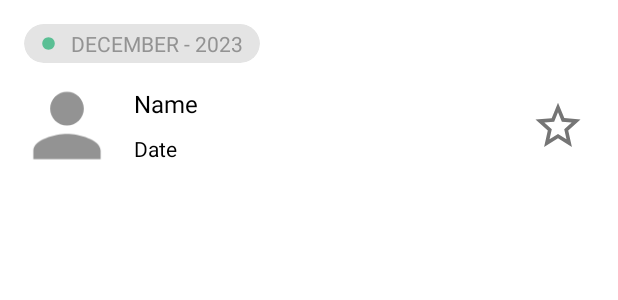
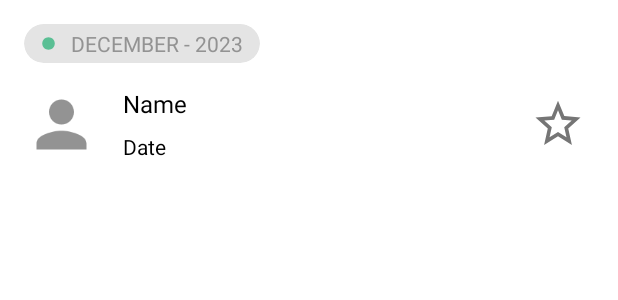
Before and after one commit to M4TE5/Birday, an Android app: the layout event_item.xml on its own in the app's theme, with its tools: preview values and no code run, on a phone screen of 412 x 824 dp. Shown: the top 300 px of the screen. Run offline under Robolectric (Android 15) with nearby library versions, the phone set to English and light mode, and no system bars.

Commit message:
Set event image ability

```diff
--- a/app/build.gradle
+++ b/app/build.gradle
@@ -39,6 +39,7 @@ android {
 
 dependencies {
 
+    implementation 'com.github.bumptech.glide:glide:4.12.0'
     implementation 'androidx.lifecycle:lifecycle-livedata-ktx:2.5.1'
     implementation 'androidx.room:room-ktx:2.4.0'
     implementation 'androidx.lifecycle:lifecycle-viewmodel-ktx:2.5.1'
--- a/app/src/main/java/com/example/birday/data/EventDbEntity.kt
+++ b/app/src/main/java/com/example/birday/data/EventDbEntity.kt
@@ -24,7 +24,9 @@ data class EventDbEntity(
     @ColumnInfo(name = "isFavorite")
     var isFavorite: Boolean,
     @ColumnInfo(name = "notes")
-    var notes: String
+    var notes: String,
+    @ColumnInfo(name = "imageUrl")
+    var imageUri: String?
     ){
 
     @RequiresApi(Build.VERSION_CODES.O)
@@ -35,6 +37,7 @@ data class EventDbEntity(
         eventType = eventType,
         favorite = isFavorite,
         notes = notes,
+        imageUri = imageUri,
         id = id
     )
 }
--- a/app/src/main/java/com/example/birday/domain/Event.kt
+++ b/app/src/main/java/com/example/birday/domain/Event.kt
@@ -16,6 +16,7 @@ data class Event(
     var showDateTag: Boolean = false,
     var favorite: Boolean = false,
     var notes: String = "",
+    var imageUri: String? = null,
     var id: Int
 ) {
 
@@ -27,7 +28,8 @@ data class Event(
         date = date,
         eventType = eventType,
         isFavorite = favorite,
-        notes = notes
+        notes = notes,
+        imageUri = imageUri
     )
 
     private fun dateIsInBounds(day1: Int, month1: Int, day2: Int, month2: Int): Boolean {
--- a/app/src/main/java/com/example/birday/presentation/fragments/EventListFragment.kt
+++ b/app/src/main/java/com/example/birday/presentation/fragments/EventListFragment.kt
@@ -1,12 +1,17 @@
 package com.example.birday.presentation.fragments
 
+import android.app.Instrumentation.ActivityResult
+import android.content.Intent
 import android.os.Build
 import android.os.Bundle
+import android.provider.MediaStore
 import android.util.Log
 import android.view.LayoutInflater
 import android.view.View
 import android.view.ViewGroup
 import android.view.animation.AccelerateDecelerateInterpolator
+import androidx.activity.result.ActivityResultLauncher
+import androidx.activity.result.contract.ActivityResultContract
 import androidx.annotation.RequiresApi
 import androidx.fragment.app.Fragment
 import androidx.lifecycle.ViewModelProvider
@@ -76,7 +81,6 @@ class EventListFragment : Fragment() {
                     tvCount.text = "You haven't entered an event yet. Add one and let Birday help you!"
                 }
             }
-
         }
     }
 
--- a/app/src/main/res/layout/event_item.xml
+++ b/app/src/main/res/layout/event_item.xml
@@ -33,7 +33,7 @@
             android:orientation="horizontal">
 
             <ImageView
-                android:id="@+id/imageView3"
+                android:id="@+id/ic_dot"
                 android:layout_width="10dp"
                 android:layout_height="10dp"
                 android:layout_gravity="start|center_vertical"
@@ -71,7 +71,7 @@
             android:id="@+id/tv_name"
             android:layout_width="0dp"
             android:layout_height="wrap_content"
-            android:layout_marginStart="8dp"
+            android:layout_marginStart="16dp"
             android:layout_marginTop="8dp"
             android:layout_marginEnd="16dp"
             android:text="Name"
@@ -79,7 +79,7 @@
             android:textSize="16sp"
             app:layout_constraintEnd_toStartOf="@+id/check_box"
             app:layout_constraintHorizontal_bias="0.0"
-            app:layout_constraintStart_toEndOf="@+id/imageView"
+            app:layout_constraintStart_toEndOf="@+id/person_image"
             app:layout_constraintTop_toTopOf="parent" />
 
         <TextView
@@ -98,10 +98,10 @@
             app:layout_constraintTop_toBottomOf="@+id/tv_name" />
 
         <ImageView
-            android:id="@+id/imageView"
-            android:layout_width="73dp"
-            android:layout_height="67dp"
-            android:layout_marginStart="8dp"
+            android:id="@+id/person_image"
+            android:layout_width="50dp"
+            android:layout_height="50dp"
+            android:layout_marginStart="16dp"
             app:layout_constraintBottom_toBottomOf="parent"
             app:layout_constraintStart_toStartOf="parent"
             app:layout_constraintTop_toTopOf="parent"
@@ -113,9 +113,9 @@
             android:layout_height="wrap_content"
             android:layout_marginEnd="16dp"
             android:button="@drawable/checkbox_selector"
-            app:layout_constraintBottom_toBottomOf="@+id/imageView"
+            app:layout_constraintBottom_toBottomOf="@+id/person_image"
             app:layout_constraintEnd_toEndOf="parent"
-            app:layout_constraintTop_toTopOf="@+id/imageView" />
+            app:layout_constraintTop_toTopOf="@+id/person_image" />
     </androidx.constraintlayout.widget.ConstraintLayout>
 
 </androidx.constraintlayout.widget.ConstraintLayout>
```
Also changed, not shown: app/src/main/java/com/example/birday/presentation/EventListAdapter.kt (+8 -2 lines), app/src/main/java/com/example/birday/presentation/fragments/EventInfoFragment.kt (+8 -0 lines), app/src/main/java/com/example/birday/presentation/fragments/EventItemFragment.kt (+57 -25 lines), app/src/main/java/com/example/birday/presentation/viewmodels/EventItemViewModel.kt (+12 -4 lines), app/src/main/res/layout/fragment_event_info.xml (+4 -5 lines).
